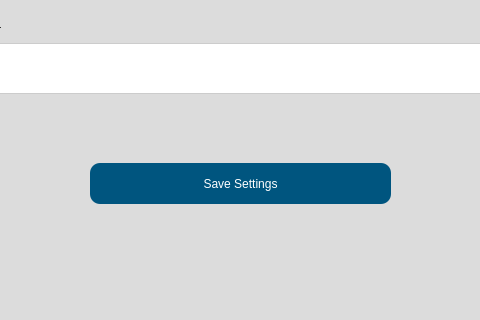
This is src/user_interface/english_settingsPage.ui in eppenney/eBook-Perpetual-Access-Rights-Tracker as Qt 5 draws it before an edit; both pictures show x 360 to 840 and y 557 to 877 of the 1183 by 877 pixel window. The edited form follows.
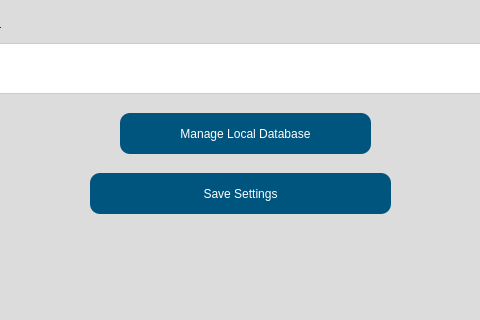
This is the edited form. Icons and pictures are not drawn.

Commit message: here are some changes in the files :)

```diff
--- a/src/user_interface/english_settingsPage.ui
+++ b/src/user_interface/english_settingsPage.ui
@@ -367,7 +367,7 @@
     <property name="geometry">
      <rect>
       <x>460</x>
-      <y>720</y>
+      <y>730</y>
       <width>301</width>
       <height>41</height>
      </rect>
@@ -462,6 +462,41 @@
 }</string>
     </property>
    </widget>
+   <widget class="QPushButton" name="manageDatabase">
+    <property name="geometry">
+     <rect>
+      <x>490</x>
+      <y>670</y>
+      <width>251</width>
+      <height>41</height>
+     </rect>
+    </property>
+    <property name="styleSheet">
+     <string notr="true">
+            QPushButton {
+                font: 75 16pt &quot;Arial&quot;;
+                background-color: rgb(0, 85, 127);
+                border-radius: 10px;
+                color: rgb(255, 255, 255);
+            }
+
+            QPushButton:hover {
+                background-color: rgb(0, 75, 117); /* Slightly darker color when hovered */
+            }
+
+            QPushButton:pressed {
+                background-color: rgb(0, 65, 107); /* Even darker color when clicked */
+            }
+            QPushButton:disabled {
+                background-color: rgb(180, 180, 180); /* Grey color for disabled state */
+                color: rgb(120, 120, 120); /* Darker text color for disabled state */
+            }
+        </string>
+    </property>
+    <property name="text">
+     <string>Manage Local Database</string>
+    </property>
+   </widget>
   </widget>
  </widget>
  <resources/>
```
The commit also changes 2 other files.
